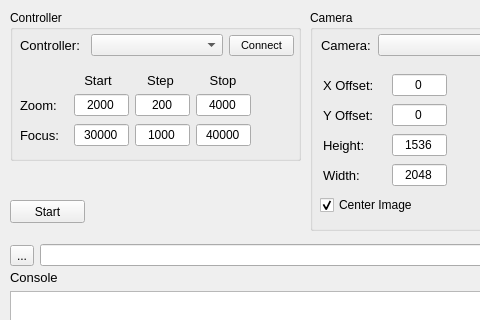
Before: the Qt Designer form capture_gui/src/capture_gui.ui in NSWC-Crane/passive_range, drawn with Qt 5; both pictures show x 0 to 480 and y 0 to 320 of the 680 by 604 pixel window.
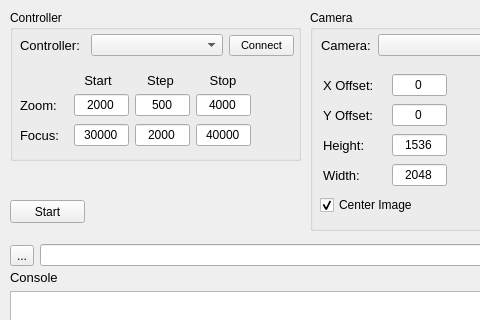
After: the same form once the commit is applied.

Patch:
```diff
--- a/capture_gui/src/capture_gui.ui
+++ b/capture_gui/src/capture_gui.ui
@@ -258,7 +258,7 @@
          </size>
         </property>
         <property name="text">
-         <string>1000</string>
+         <string>2000</string>
         </property>
         <property name="alignment">
          <set>Qt::AlignCenter</set>
@@ -417,7 +417,7 @@
          </size>
         </property>
         <property name="text">
-         <string>200</string>
+         <string>500</string>
         </property>
         <property name="alignment">
          <set>Qt::AlignCenter</set>
```
